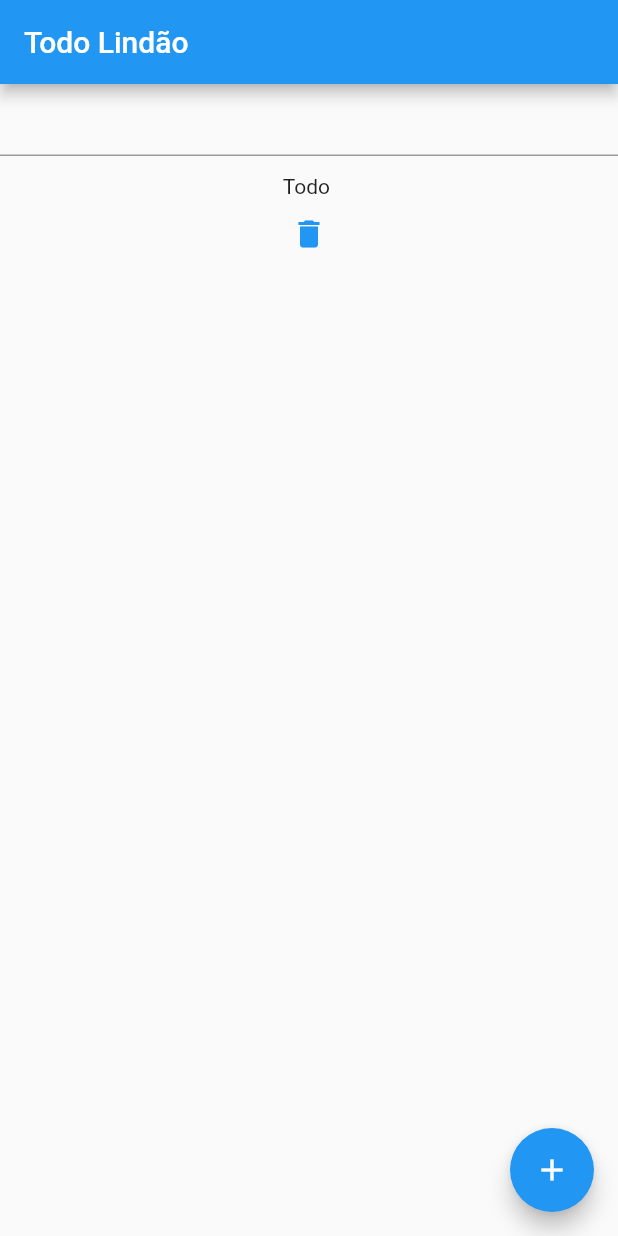
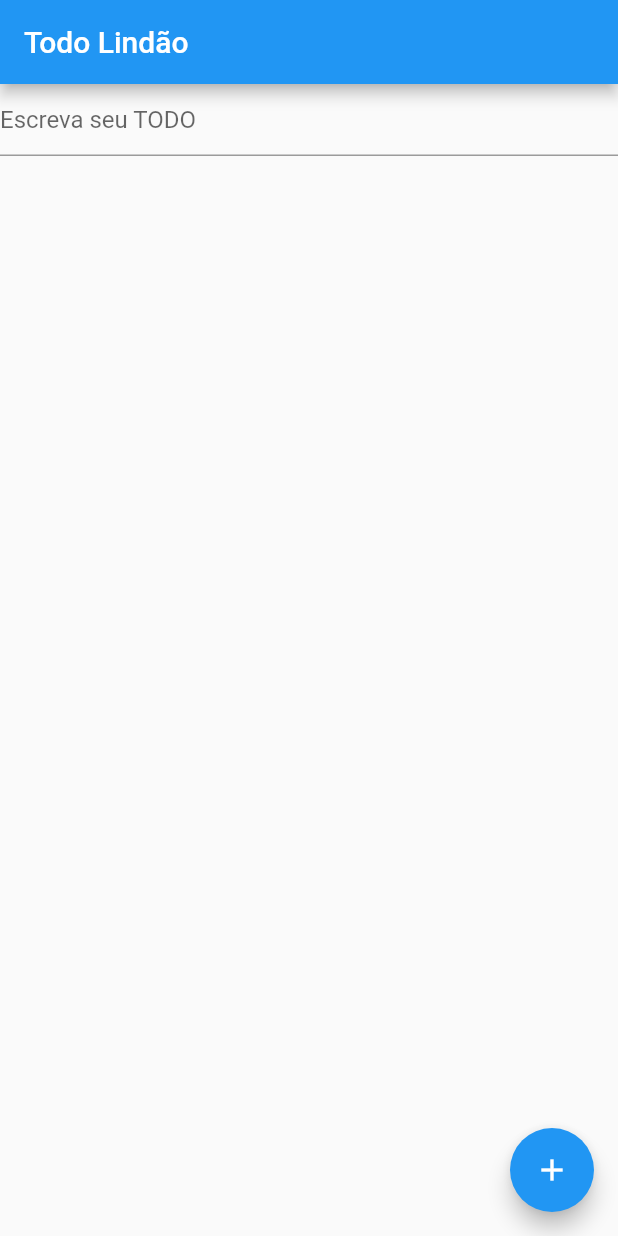
Before and after one commit to zeucxb/todo_dojo, a Flutter app: the screen it shows after launch, after a tap on the "add" icon, on a phone screen of 412 x 824 dp. Run offline on Flutter 3.47's test engine with Material 2 defaults, Android fonts, the phone set to English and light mode, and no system bars.

Commit message:
DOJO 2
Co-authored-by: Arthur Santos <tusantos@users.noreply.github.com>
Co-authored-by: Guilherme Moura <gmoura.nas@gmail.com>
Co-authored-by: Fabiano Gadenz <fabianomgadenz@gmail.com>

```diff
--- a/lib/screens/todo_screens.dart
+++ b/lib/screens/todo_screens.dart
@@ -7,46 +7,82 @@ class TodoScreen extends StatefulWidget {
   _TodoScreenState createState() => _TodoScreenState();
 }
 
+class Todo {
+  final int index;
+  final String label;
+
+  Todo(this.index, this.label);
+}
+
 class _TodoScreenState extends State<TodoScreen> {
-  final List<Widget> myTodos = [];
+  final List<Todo> myTodos = [];
   TextEditingController controller = new TextEditingController();
   int count = 0;
 
   deleteTodo(index) {
     setState(() {
-      myTodos.removeAt(index);
+      myTodos.removeWhere((element) => element.index == index);
     });
   }
 
   addTodo() {
+    final text = controller.text;
+
     setState(() {
-      myTodos.add(Container(
-        child: Column(children: [
-          Text('Todo ${controller.text}'),
-          TextButton(
-            child: Icon(Icons.delete),
-            onPressed: () => deleteTodo(myTodos.length),
-          ),
-        ]),
-      ));
+      if (text.isNotEmpty) {
+        myTodos.add(Todo(count, text));
+      }
     });
+
+    controller.text = '';
+
+    count++;
   }
 
   @override
   Widget build(BuildContext context) {
     return Scaffold(
       appBar: AppBar(title: Text('Todo Lindão')),
-      body: Container(
-        child: Column(
-          children: [
-            TextField(
-              controller: controller,
+      body: Column(
+        children: [
+          TextField(
+            decoration: InputDecoration(
+              hintText: 'Escreva seu TODO',
             ),
-            Container(
-                padding: EdgeInsets.only(top: 12),
-                child: Column(children: myTodos))
-          ],
-        ),
+            controller: controller,
+          ),
+          Expanded(
+            child: ListView(
+              children: myTodos
+                  .map(
+                    (todo) => Dismissible(
+                      onDismissed: (direction) {
+                        deleteTodo(todo.index);
+                      },
+                      key: Key(todo.index.toString()),
+                      child: Container(
+                        padding: const EdgeInsets.all(10),
+                        color: Colors.amber,
+                        margin: const EdgeInsets.all(2),
+                        child: Row(
+                          mainAxisAlignment: MainAxisAlignment.spaceBetween,
+                          children: [
+                            Text('Todo: ${todo.label}'),
+                            TextButton(
+                              child: Icon(Icons.delete),
+                              onPressed: () {
+                                deleteTodo(todo.index);
+                              },
+                            ),
+                          ],
+                        ),
+                      ),
+                    ),
+                  )
+                  .toList(),
+            ),
+          ),
+        ],
       ),
       floatingActionButton: FloatingActionButton(
         child: Icon(Icons.add),
```
